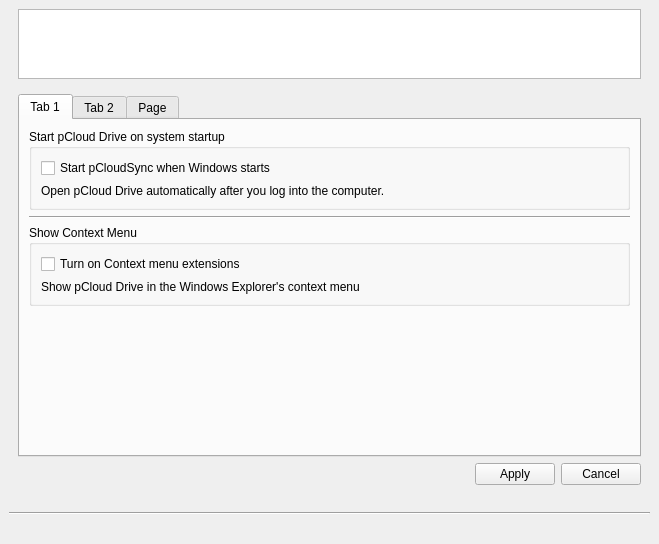
pcloudcom/psyncgui, file pcloudwindow.ui: the form before one commit.
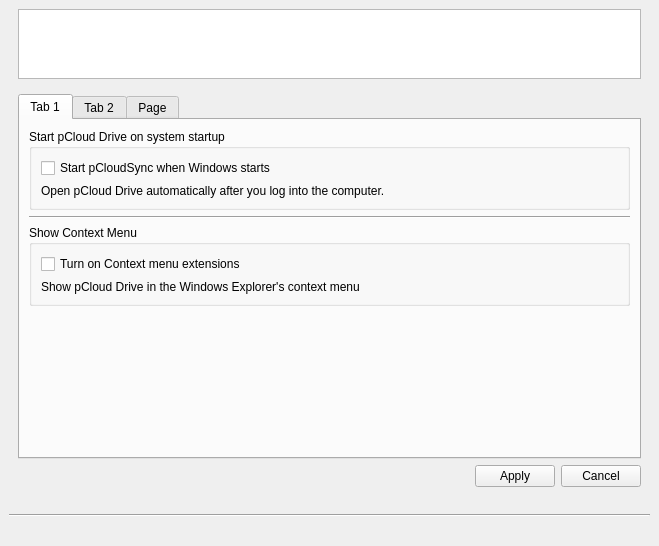
The form after the commit. The open tabs and pages were chosen to show the change. Icons and pictures are not drawn.

Commit message: SLX-236 accnt tab update

Patch:
```diff
--- a/pcloudwindow.ui
+++ b/pcloudwindow.ui
@@ -6,15 +6,17 @@
    <rect>
     <x>0</x>
     <y>0</y>
-    <width>600</width>
-    <height>544</height>
+    <width>604</width>
+    <height>546</height>
    </rect>
   </property>
   <property name="windowTitle">
    <string>MainWindow</string>
   </property>
   <widget class="QWidget" name="centralwidget">
-   <layout class="QVBoxLayout" name="verticalLayout_22">
+   <layout class="QHBoxLayout" name="horizontalLayout_36">
+    <item>
+     <layout class="QVBoxLayout" name="verticalLayout_16">
     <item>
      <layout class="QVBoxLayout" name="verticalLayout" stretch="0">
       <property name="spacing">
@@ -1012,9 +1014,9 @@
        </layout>
       </widget>
       <widget class="QWidget" name="pageSettings">
-       <layout class="QHBoxLayout" name="horizontalLayout_6">
+         <layout class="QHBoxLayout" name="horizontalLayout_23">
         <item>
-         <layout class="QVBoxLayout" name="verticalLayout_16">
+           <layout class="QVBoxLayout" name="verticalLayout_15">
           <item>
            <widget class="QTabWidget" name="tabWidgetSttngs">
             <property name="currentIndex">
@@ -1024,7 +1026,7 @@
              <attribute name="title">
               <string>Tab 1</string>
              </attribute>
-             <layout class="QVBoxLayout" name="verticalLayout_15">
+               <layout class="QHBoxLayout" name="horizontalLayout_6">
               <item>
                <layout class="QVBoxLayout" name="verticalLayout_9">
                 <item>
@@ -1083,15 +1085,13 @@
                   </layout>
                  </widget>
                 </item>
-               </layout>
-              </item>
               <item>
                <spacer name="verticalSpacer_8">
                 <property name="orientation">
                  <enum>Qt::Vertical</enum>
                 </property>
                 <property name="sizeType">
-                 <enum>QSizePolicy::MinimumExpanding</enum>
+                     <enum>QSizePolicy::Expanding</enum>
                 </property>
                 <property name="sizeHint" stdset="0">
                  <size>
@@ -1100,6 +1100,8 @@
                  </size>
                 </property>
                </spacer>
+                  </item>
+                 </layout>
               </item>
              </layout>
             </widget>
@@ -2126,6 +2128,8 @@
      </layout>
     </item>
    </layout>
+    </item>
+   </layout>
   </widget>
   <widget class="QMenuBar" name="menubar">
    <property name="geometry">
```
Left out of the diff: 47 changed lines with no effect on the pictures. Lines whose indentation alone changed are shown as unchanged. The commit also changes 4 other files.
